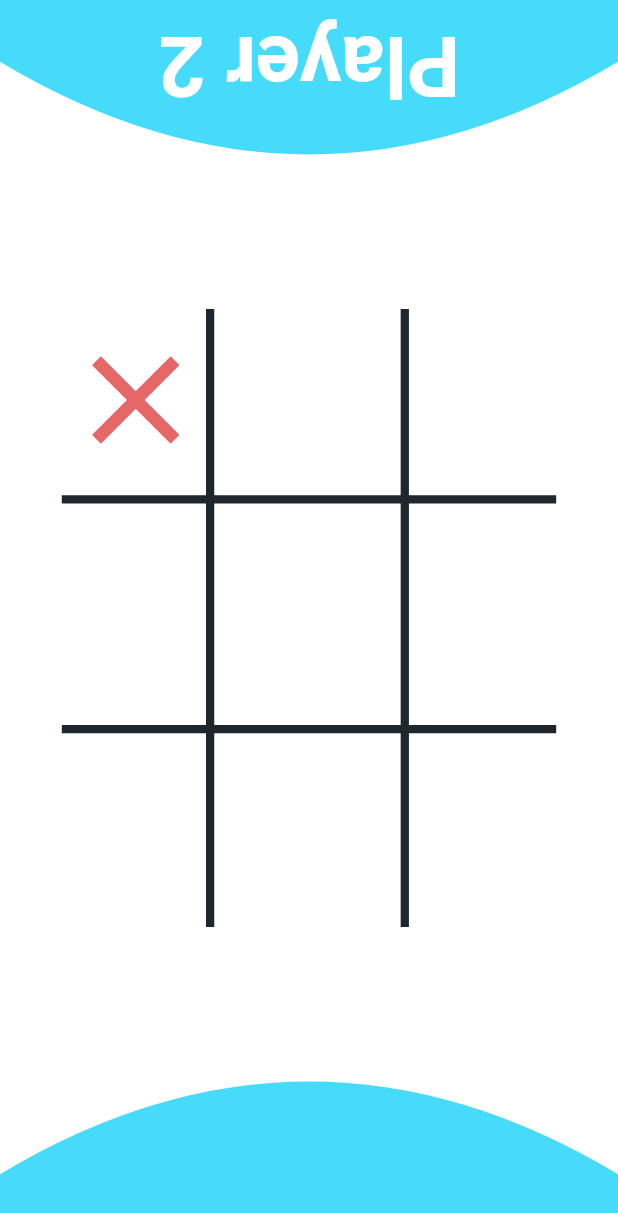
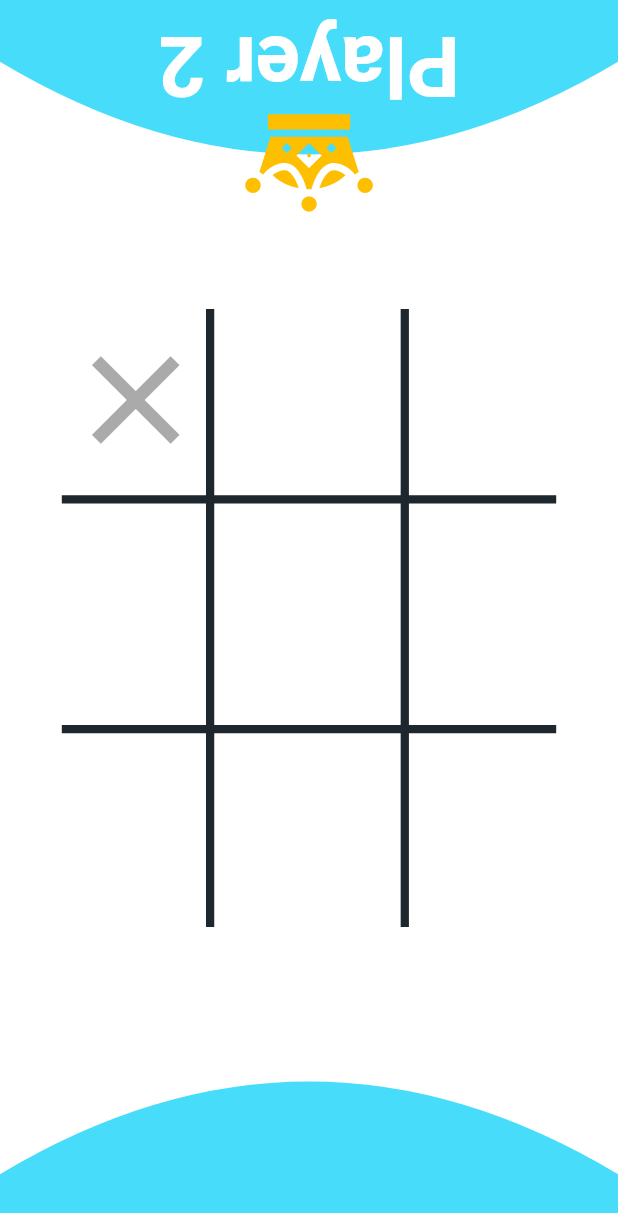
Before and after one commit to yanfalcao/JogoDaVelha, a Flutter app: the screen it shows after launch, after a tap on the "panorama fish eye" icon, on a phone screen of 412 x 824 dp. Shown: the top 1213 px of the screen. Run offline on Flutter 3.47's test engine with Material 2 defaults, Android fonts, the phone set to English and light mode, and no system bars.

Commit message:
Add customIcon, Add color, Add victory icon (but without logic)

```diff
--- a/jogo_da_idosa/lib/color/ColorsApp.dart
+++ /dev/null
@@ -1,48 +0,0 @@
-import 'dart:math';
-
-import 'package:flutter/material.dart';
-
-Color RandomColor(){
-  List<Color> colors = new List<Color>();
-
-  colors.add(Color.fromRGBO(0, 184, 148, 100));
-  colors.add(Color.fromRGBO(7, 153, 146, 100));
-  colors.add(Color.fromRGBO(10, 61, 98, 100));
-  colors.add(Color.fromRGBO(22, 160, 133, 100));
-  colors.add(Color.fromRGBO(30, 55, 153, 100));
-  colors.add(Color.fromRGBO(39, 174, 96, 100));
-  colors.add(Color.fromRGBO(41, 128, 185, 100));
-  colors.add(Color.fromRGBO(60, 64, 198, 100));
-  colors.add(Color.fromRGBO(61, 193, 211, 100));
-  colors.add(Color.fromRGBO(108, 92, 231, 100));
-  colors.add(Color.fromRGBO(162, 155, 254, 100));
-  colors.add(Color.fromRGBO(183, 21, 64, 100));
-  colors.add(Color.fromRGBO(192, 57, 43, 100));
-  colors.add(Color.fromRGBO(211, 84, 0, 100));
-  colors.add(Color.fromRGBO(225, 112, 85, 100));
-  colors.add(Color.fromRGBO(229, 80, 57, 100));
-  colors.add(Color.fromRGBO(230, 103, 103, 100));
-  colors.add(Color.fromRGBO(232, 67, 147, 100));
-  colors.add(Color.fromRGBO(235, 47, 6, 100));
-  colors.add(Color.fromRGBO(245, 205, 121, 100));
-  colors.add(Color.fromRGBO(255, 63, 52, 100));
-
-  //return Color.fromRGBO(new Random().nextInt(256), new Random().nextInt(256), new Random().nextInt(256), 100);
-  return colors.elementAt(new Random().nextInt(21));
-}
-
-Color EditTransparent(double visibility){
-  return new Color.fromRGBO(71, 219, 251, visibility);
-}
-
-Color Transparent(){
-  return new Color.fromRGBO(71, 219, 251, 0);
-}
-
-Color ColorLine(){
-  return new Color.fromRGBO(30, 39, 46, 100);
-}
-
-Color ColorPlayerShape(){
-  return new Color.fromRGBO(71, 219, 251, 100);
-}
--- a/jogo_da_idosa/lib/controller/MatrixState.dart
+++ b/jogo_da_idosa/lib/controller/MatrixState.dart
@@ -1,5 +1,5 @@
 import 'package:flutter/material.dart';
-import 'package:jogo_da_idosa/color/ColorsApp.dart';
+import 'package:jogo_da_idosa/fonts/color/ColorsApp.dart';
 
 class MatrixState {
     List<List<int>> _matrix = new List<List<int>>();
@@ -32,4 +32,13 @@ class MatrixState {
     void setColor(int x, int y, Color color){
         _matrixColor[x][y] = color;
     }
+
+    void reestart(){
+        for (var i = 0; i < 3; i++) {
+            for (var j = 0; j < 3; j++) {
+                setState(i, j, 0);
+                setColor(i, j, Transparent());
+            }
+        }
+    }
 }
--- /dev/null
+++ b/jogo_da_idosa/lib/fonts/color/ColorsApp.dart
@@ -0,0 +1,27 @@
+import 'dart:math';
+
+import 'package:flutter/material.dart';
+
+Color RandomColor(){
+  return Color.fromRGBO(new Random().nextInt(250), new Random().nextInt(250), new Random().nextInt(250), 100);
+}
+
+Color EditTransparent(double visibility){
+  return new Color.fromRGBO(71, 219, 251, visibility);
+}
+
+Color Transparent(){
+  return new Color.fromRGBO(71, 219, 251, 0);
+}
+
+Color ColorLine(){
+  return new Color.fromRGBO(30, 39, 46, 100);
+}
+
+Color ColorPlayerShape(){
+  return new Color.fromRGBO(70, 220, 250, 100);
+}
+
+Color ColorGold(){
+  return new Color.fromRGBO(253, 191, 0, 20);
+}
--- /dev/null
+++ b/jogo_da_idosa/lib/fonts/icons/custom_icon_icons.dart
@@ -0,0 +1,24 @@
+/// Flutter icons CustomIcon
+/// Copyright (C) 2020 by original authors @ fluttericon.com, fontello.com
+/// This font was generated by FlutterIcon.com, which is derived from Fontello.
+///
+/// To use this font, place it in your fonts/ directory and include the
+/// following in your pubspec.yaml
+///
+/// flutter:
+///   fonts:
+///    - family:  CustomIcon
+///      fonts:
+///       - asset: fonts/CustomIcon.ttf
+///
+///
+///
+import 'package:flutter/widgets.dart';
+
+class CustomIcon {
+  CustomIcon._();
+
+  static const _kFontFam = 'CustomIcon';
+
+  static const IconData crowns = const IconData(0xe803, fontFamily: _kFontFam);
+}
--- a/jogo_da_idosa/lib/main.dart
+++ b/jogo_da_idosa/lib/main.dart
@@ -1,7 +1,7 @@
 import 'package:flutter/material.dart';
 import 'package:flutter/services.dart';
 import 'package:jogo_da_idosa/shape/PlayerText.dart';
-import 'package:jogo_da_idosa/color/ColorsApp.dart';
+import 'package:jogo_da_idosa/fonts/color/ColorsApp.dart';
 import 'package:jogo_da_idosa/shape/ShapesGame.dart';
 import 'Win.dart';
 import 'controller/MatrixState.dart';
@@ -122,6 +122,7 @@ class GameIteractiveState extends State<GameIteractive> with SingleTickerProvide
     if(_statusGame != Winner.CONTINUE && _statusGame != Winner.NOBODY){
       if(!stop)
         playerTurn = playerTurn ? false : true;
+
       stop = true;
     }
   }
@@ -142,7 +143,6 @@ class GameIteractiveState extends State<GameIteractive> with SingleTickerProvide
   }
 
   Widget _XO(Alignment alignment, int x, int y){
-    double size = state.getState(x, y) == 1 ? 100:80; // 120 : 100
     int position = int.parse(x.toString() + y.toString());
 
     if(StatusAnimationXO.getStatus(_statusGame, position) == StatusAnimationXO.OPACITY){
@@ -155,7 +155,7 @@ class GameIteractiveState extends State<GameIteractive> with SingleTickerProvide
       child: IconButton(
         icon: state.getState(x, y) == 1 ? Icon(Icons.close):Icon(Icons.panorama_fish_eye),
         color: state.getColor(x, y),
-        iconSize: size,
+        iconSize: state.getState(x, y) == 1 ? 100:80,
         onPressed: (){
           setState(() {
             _toggleTurn(x, y);
--- a/jogo_da_idosa/lib/shape/PlayerText.dart
+++ b/jogo_da_idosa/lib/shape/PlayerText.dart
@@ -1,10 +1,13 @@
 import 'package:flutter/cupertino.dart';
 import 'package:flutter/material.dart';
 
-import 'package:jogo_da_idosa/color/ColorsApp.dart';
+import 'package:jogo_da_idosa/fonts/color/ColorsApp.dart';
+import 'package:jogo_da_idosa/fonts/icons/custom_icon_icons.dart';
 
 Widget PlayerTwoText(bool playerTurn){
-  return Align(
+  return Stack(
+    children: <Widget>[
+      Align(
         alignment: Alignment(0, -0.97),
         child: Transform.rotate(
           angle: - 3.1415927,
@@ -17,11 +20,34 @@ Widget PlayerTwoText(bool playerTurn){
             ),
           ),
         ),
+      ),
+      Align(
+        alignment: Alignment(0, -0.85),
+        child: Transform.rotate(
+          angle: - 3.1415927,
+          child: Icon(
+            CustomIcon.crowns,
+            color: playerTurn ? Transparent():ColorGold(),
+            size: 85,
+          ),
+        ),
+      )
+    ],
   );
 }
 
 Widget PlayerOneText(bool playerTurn, double _fraction){
-  return Align(
+  return Stack(
+    children: <Widget>[
+      Align(
+       alignment: Alignment(0, 0.85),
+       child: Icon(
+         CustomIcon.crowns,
+         color: playerTurn && _fraction == 1 ? ColorGold():Transparent(),
+         size: 85,
+       ),
+      ),
+      Align(
         alignment: Alignment(0, 0.97),
         child: Text(
           'Player 1',
@@ -31,5 +57,7 @@ Widget PlayerOneText(bool playerTurn, double _fraction){
             fontSize: 55, // 65
           ),
         ),
+      )
+    ],
   );
 }
--- a/jogo_da_idosa/lib/shape/ShapesGame.dart
+++ b/jogo_da_idosa/lib/shape/ShapesGame.dart
@@ -2,7 +2,7 @@
 import 'package:flutter/cupertino.dart';
 import 'package:flutter/material.dart';
 
-import 'package:jogo_da_idosa/color/ColorsApp.dart';
+import 'package:jogo_da_idosa/fonts/color/ColorsApp.dart';
 
 class ShapePlay extends CustomPainter {
   double _fraction;
--- a/jogo_da_idosa/pubspec.yaml
+++ b/jogo_da_idosa/pubspec.yaml
@@ -40,6 +40,11 @@ flutter:
   # the material Icons class.
   uses-material-design: true
 
+  fonts:
+    - family:  CustomIcon
+      fonts:
+       - asset: lib/fonts/CustomIcon.ttf
+
   # To add assets to your application, add an assets section, like this:
   # assets:
   #  - images/a_dot_burr.jpeg
```
Also changed, not shown: jogo_da_idosa/lib/fonts/CustomIcon.ttf (added). Lines whose indentation alone changed are shown as unchanged.
